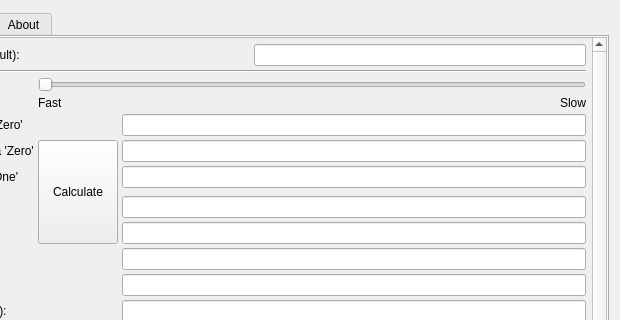
First picture: the form in zqloaderui/dialog.ui, repository oxidaan/zqloader, before the edit; both pictures show x 206 to 826 and y 0 to 320 of the 826 by 651 pixel window.
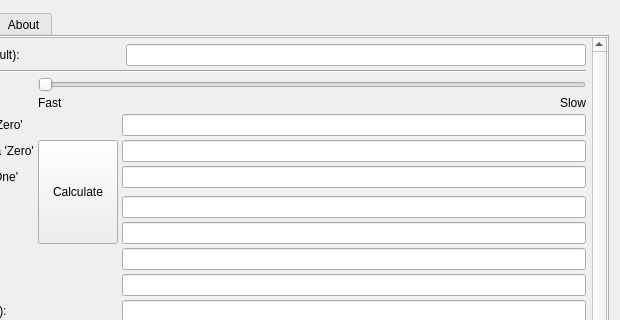
Second picture: the form after the edit. The open tabs and pages were chosen to show the change. Custom widgets are drawn as their Qt base class.

The edit to the form file:
```diff
--- a/zqloaderui/dialog.ui
+++ b/zqloaderui/dialog.ui
@@ -376,8 +376,8 @@
            <rect>
             <x>0</x>
             <y>0</y>
-            <width>783</width>
-            <height>528</height>
+            <width>788</width>
+            <height>605</height>
            </rect>
           </property>
           <layout class="QGridLayout" name="gridLayout_421">
@@ -758,9 +758,6 @@
              </property>
             </widget>
            </item>
-           <item row="0" column="5" colspan="2">
-            <widget class="QLineEdit" name="lineEditSampleRate"/>
-           </item>
            <item row="35" column="4" colspan="3">
             <widget class="QCheckBox" name="checkBoxFunAttribs">
              <property name="text">
@@ -822,6 +819,9 @@
              </property>
             </widget>
            </item>
+           <item row="0" column="4" colspan="3">
+            <widget class="QLineEdit" name="lineEditSampleRate"/>
+           </item>
           </layout>
          </widget>
         </widget>
```
Left out of the diff: 12 changed lines with no effect on the pictures.
